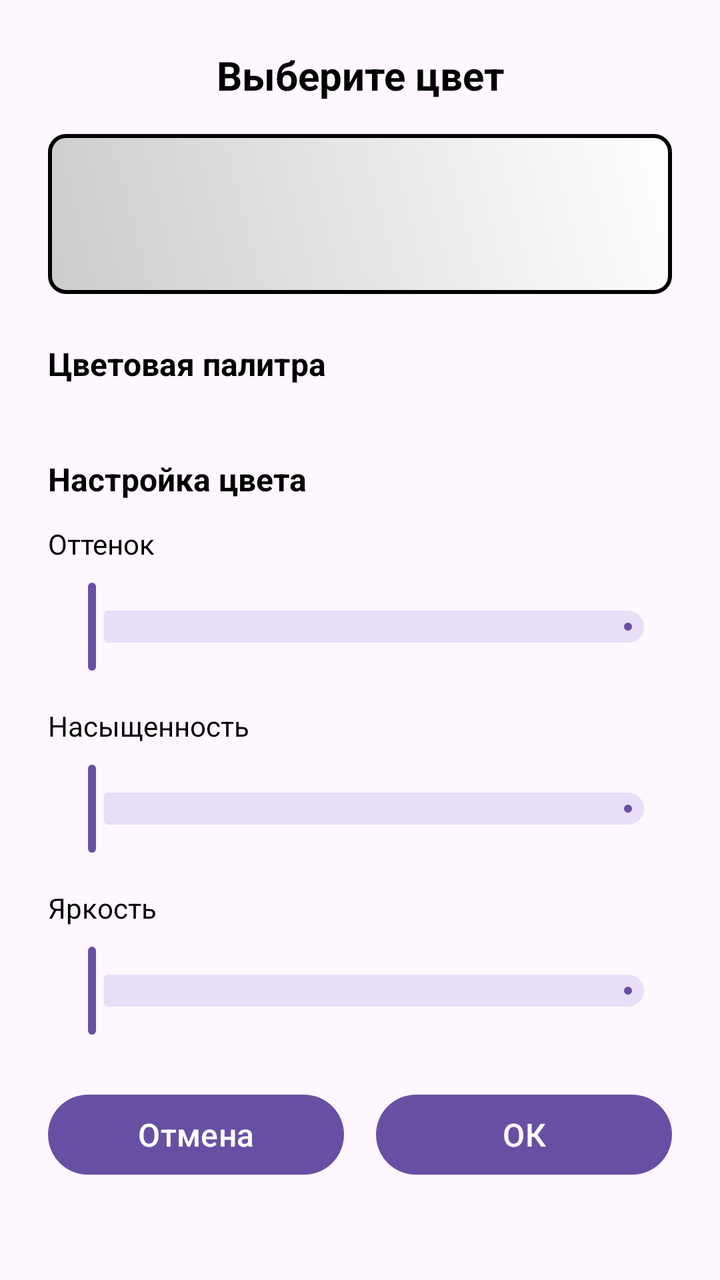
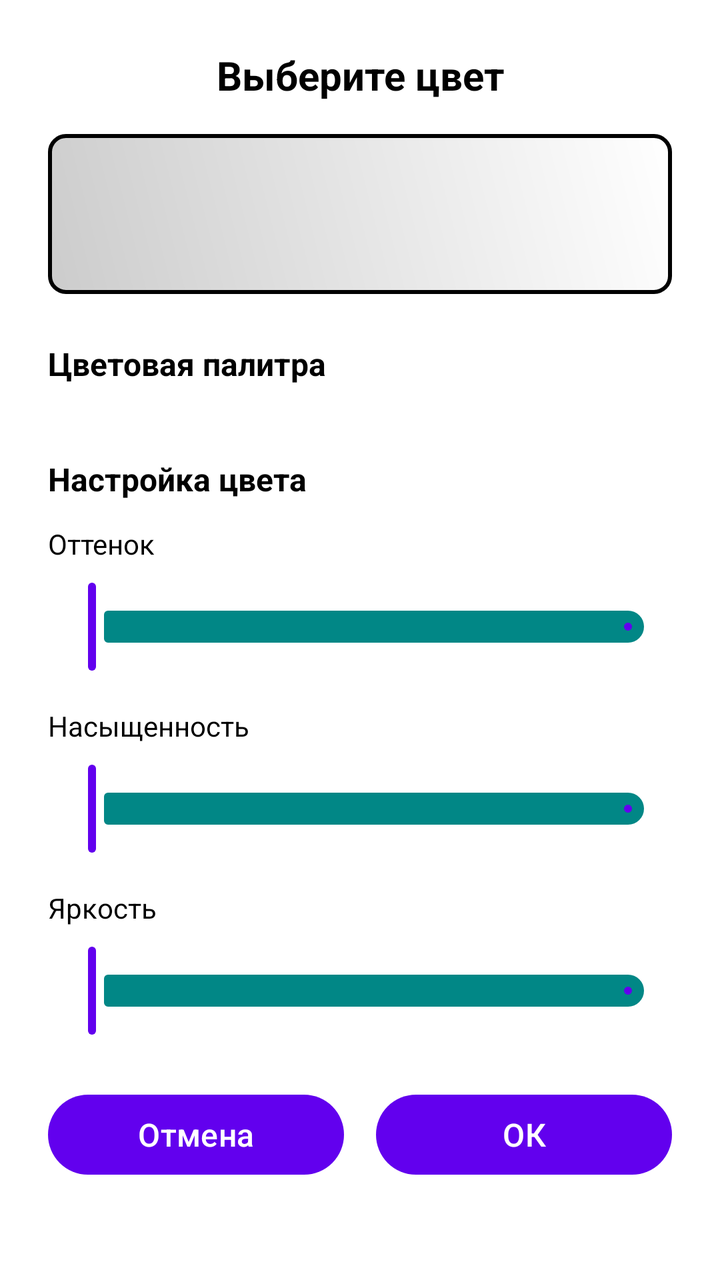

Before-and-after screenshots of an Android layout around one commit, followed by the original layout XML and the change that was made.
<!-- AndroidManifest.xml: application theme Theme.ZmeyGorynych -->
<!-- res/layout/dialog_color_palette.xml -->
<?xml version="1.0" encoding="utf-8"?>
<LinearLayout xmlns:android="http://schemas.android.com/apk/res/android"
    xmlns:app="http://schemas.android.com/apk/res-auto"
    android:layout_width="match_parent"
    android:layout_height="wrap_content"
    android:orientation="vertical"
    android:padding="24dp">

    <TextView
        android:id="@+id/tvColorPaletteTitle"
        android:layout_width="match_parent"
        android:layout_height="wrap_content"
        android:layout_marginBottom="16dp"
        android:gravity="center"
        android:text="Выберите цвет"
        android:textColor="@color/black"
        android:textSize="20sp"
        android:textStyle="bold" />

    <View
        android:id="@+id/colorPreview"
        android:layout_width="match_parent"
        android:layout_height="80dp"
        android:layout_marginBottom="24dp"
        android:background="@drawable/color_preview_background" />

    <TextView
        android:layout_width="wrap_content"
        android:layout_height="wrap_content"
        android:layout_marginBottom="12dp"
        android:text="@string/color_palette"
        android:textColor="@color/black"
        android:textSize="16sp"
        android:textStyle="bold" />

    <ScrollView
        android:layout_width="match_parent"
        android:layout_height="wrap_content"
        android:layout_marginBottom="24dp">

        <GridLayout
            android:id="@+id/colorPalette"
            android:layout_width="match_parent"
            android:layout_height="wrap_content"
            android:columnCount="5"
            android:rowCount="4" />

    </ScrollView>

    <TextView
        android:layout_width="wrap_content"
        android:layout_height="wrap_content"
        android:layout_marginBottom="12dp"
        android:text="@string/adjust_color"
        android:textColor="@color/black"
        android:textSize="16sp"
        android:textStyle="bold" />

    <TextView
        android:layout_width="wrap_content"
        android:layout_height="wrap_content"
        android:layout_marginBottom="8dp"
        android:text="@string/hue"
        android:textColor="@color/black"
        android:textSize="14sp" />

    <com.google.android.material.slider.Slider
        android:id="@+id/hueSlider"
        android:layout_width="match_parent"
        android:layout_height="wrap_content"
        android:layout_marginBottom="16dp"
        app:labelBehavior="floating"
        android:valueFrom="0"
        android:valueTo="360" />

    <TextView
        android:layout_width="wrap_content"
        android:layout_height="wrap_content"
        android:layout_marginBottom="8dp"
        android:text="@string/saturation"
        android:textColor="@color/black"
        android:textSize="14sp" />

    <com.google.android.material.slider.Slider
        android:id="@+id/saturationSlider"
        android:layout_width="match_parent"
        android:layout_height="wrap_content"
        android:layout_marginBottom="16dp"
        app:labelBehavior="floating"
        android:valueFrom="0"
        android:valueTo="100" />

    <TextView
        android:layout_width="wrap_content"
        android:layout_height="wrap_content"
        android:layout_marginBottom="8dp"
        android:text="@string/brightness"
        android:textColor="@color/black"
        android:textSize="14sp" />

    <com.google.android.material.slider.Slider
        android:id="@+id/valueSlider"
        android:layout_width="match_parent"
        android:layout_height="wrap_content"
        android:layout_marginBottom="24dp"
        app:labelBehavior="floating"
        android:valueFrom="0"
        android:valueTo="100" />

    <LinearLayout
        android:layout_width="match_parent"
        android:layout_height="wrap_content"
        android:orientation="horizontal">

        <Button
            android:id="@+id/btnCancel"
            android:layout_width="0dp"
            android:layout_height="wrap_content"
            android:layout_marginEnd="8dp"
            android:layout_weight="1"
            android:text="@string/cancel"
            android:textSize="16sp" />

        <Button
            android:id="@+id/btnOk"
            android:layout_width="0dp"
            android:layout_height="wrap_content"
            android:layout_marginStart="8dp"
            android:layout_weight="1"
            android:text="@string/ok"
            android:textSize="16sp" />

    </LinearLayout>

</LinearLayout>
<!-- resources referenced by this layout -->
<resources>
  <color name="black">#FF000000</color>
  <!-- drawable color_preview_background (drawable) -->
  <?xml version="1.0" encoding="utf-8"?>
  <shape xmlns:android="http://schemas.android.com/apk/res/android"
      android:shape="rectangle">
      <corners android:radius="8dp" />
      <stroke
          android:width="2dp"
          android:color="@color/black" />
      <gradient
          android:angle="45"
          android:endColor="#FFFFFF"
          android:startColor="#CCCCCC"
          android:type="linear" />
  </shape>
  <string name="adjust_color">Настройка цвета</string>
  <string name="brightness">Яркость</string>
  <string name="cancel">Отмена</string>
  <string name="color_palette">Цветовая палитра</string>
  <string name="hue">Оттенок</string>
  <string name="ok">ОК</string>
  <string name="saturation">Насыщенность</string>
  <style name="Theme.ZmeyGorynych" parent="Base.Theme.ZmeyGorynych">
          
          <item name="windowActionBar">true</item>
          <item name="windowNoTitle">false</item>
      </style>
  <style name="Base.Theme.ZmeyGorynych" parent="Theme.Material3.DayNight">
          
          
      </style>
</resources>

<!-- the commit's change to res/layout/dialog_color_palette.xml (unified diff, before → after) -->
@@ -13,7 +13,7 @@
         android:layout_marginBottom="16dp"
         android:gravity="center"
         android:text="Выберите цвет"
-        android:textColor="@color/black"
+        android:textColor="?attr/colorOnBackground"
         android:textSize="20sp"
         android:textStyle="bold" />
 
@@ -29,7 +29,7 @@
         android:layout_height="wrap_content"
         android:layout_marginBottom="12dp"
         android:text="@string/color_palette"
-        android:textColor="@color/black"
+        android:textColor="?attr/colorOnBackground"
         android:textSize="16sp"
         android:textStyle="bold" />
 
@@ -52,7 +52,7 @@
         android:layout_height="wrap_content"
         android:layout_marginBottom="12dp"
         android:text="@string/adjust_color"
-        android:textColor="@color/black"
+        android:textColor="?attr/colorOnBackground"
         android:textSize="16sp"
         android:textStyle="bold" />
 
@@ -61,7 +61,7 @@
         android:layout_height="wrap_content"
         android:layout_marginBottom="8dp"
         android:text="@string/hue"
-        android:textColor="@color/black"
+        android:textColor="?attr/colorOnBackground"
         android:textSize="14sp" />
 
     <com.google.android.material.slider.Slider
@@ -78,7 +78,7 @@
         android:layout_height="wrap_content"
         android:layout_marginBottom="8dp"
         android:text="@string/saturation"
-        android:textColor="@color/black"
+        android:textColor="?attr/colorOnBackground"
         android:textSize="14sp" />
 
     <com.google.android.material.slider.Slider
@@ -95,7 +95,7 @@
         android:layout_height="wrap_content"
         android:layout_marginBottom="8dp"
         android:text="@string/brightness"
-        android:textColor="@color/black"
+        android:textColor="?attr/colorOnBackground"
         android:textSize="14sp" />
 
     <com.google.android.material.slider.Slider
<!-- resource entries referenced after the edit -->
@@ -23,13 +23,51 @@
   <string name="ok">ОК</string>
   <string name="saturation">Насыщенность</string>
   <style name="Theme.ZmeyGorynych" parent="Base.Theme.ZmeyGorynych">
-          
           <item name="windowActionBar">true</item>
           <item name="windowNoTitle">false</item>
+  
+          <item name="colorPrimary">@color/purple_500</item>
+          <item name="colorPrimaryContainer">@color/purple_700</item>
+          <item name="colorOnPrimary">@color/white</item>
+          <item name="colorOnPrimaryContainer">@color/white</item>
+  
+          <item name="colorSecondary">@color/teal_200</item>
+          <item name="colorSecondaryContainer">@color/teal_700</item>
+          <item name="colorOnSecondary">@color/black</item>
+          <item name="colorOnSecondaryContainer">@color/black</item>
+  
+          <item name="colorSurfaceVariant">#FFF5F5F5</item>
+          <item name="colorOnBackground">@color/black</item>
+          <item name="colorOnSurface">@color/black</item>
+          <item name="colorOnSurfaceVariant">@color/black</item>
+  
+          <item name="colorError">#FFB00020</item>
+          <item name="colorErrorContainer">#FFF9DEDC</item>
+          <item name="colorOnError">@color/white</item>
+          <item name="colorOnErrorContainer">#FF410E0B</item>
+  
+          <item name="android:textColorPrimary">@color/black</item>
+          <item name="android:textColorSecondary">#FF666666</item>
+  
+          <item name="android:statusBarColor">?attr/colorPrimary</item>
+          <item name="android:navigationBarColor">?attr/colorSurface</item>
+  
+          
+          <item name="android:windowBackground">@color/white</item>
       </style>
   <style name="Base.Theme.ZmeyGorynych" parent="Theme.Material3.DayNight">
           
+          <item name="android:colorBackground">@color/white</item> 
+          <item name="colorSurface">@color/white</item>
+  
           
+          <item name="android:windowBackground">@color/white</item>
+          <item name="colorPrimarySurface">@color/white</item>
       </style>
+  <color name="purple_500">#FF6200EE</color>
+  <color name="purple_700">#FF3700B3</color>
+  <color name="white">#FFFFFFFF</color>
+  <color name="teal_200">#FF03DAC5</color>
+  <color name="teal_700">#FF018786</color>
 </resources>
 
